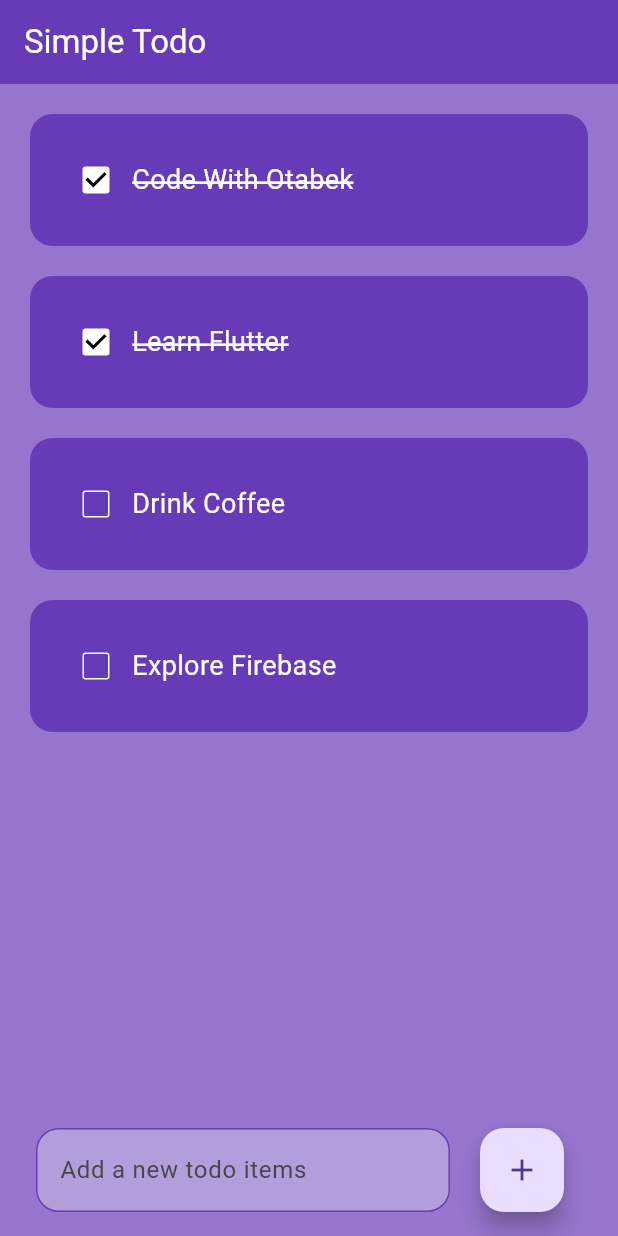
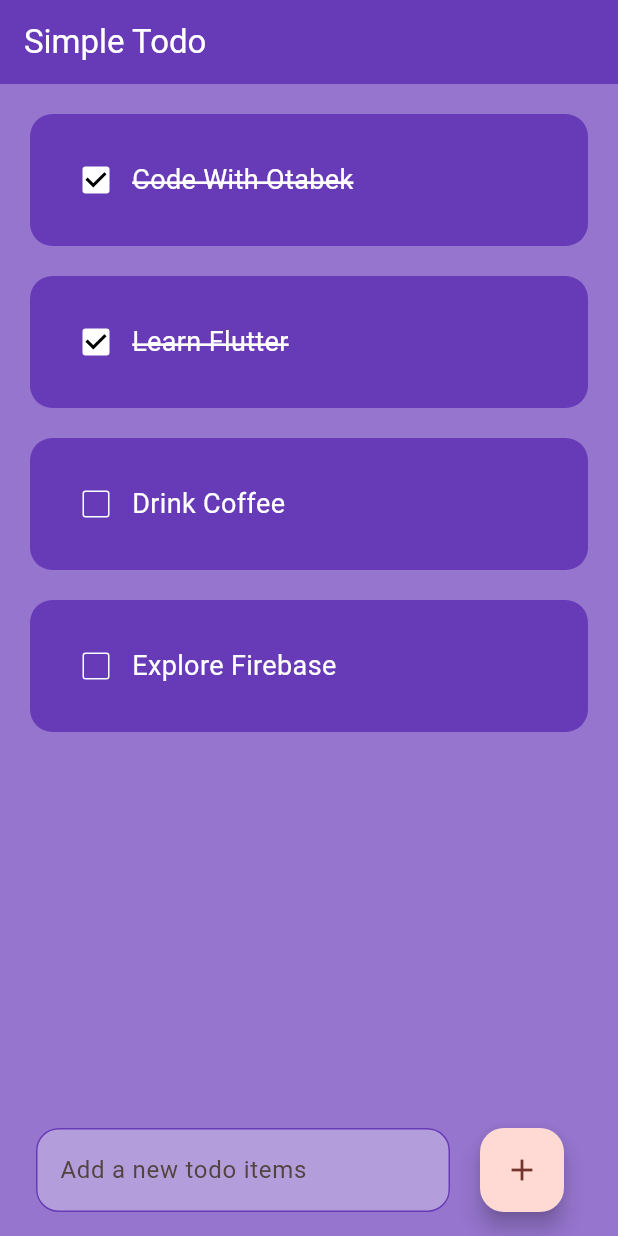
Before and after one commit to Gaitan19/flutterClass, a Flutter app: the screen it shows after launch, on a phone screen of 412 x 824 dp. Run offline on Flutter 3.47's test engine with Material 3 defaults, Android fonts, the light colour scheme and no system bars; drawn by our look-alikes of flutter_slidable.

Commit message:
feat: Add AppTheme class for customizing the app's theme

```diff
--- /dev/null
+++ b/flutterProyects/todo_list/lib/config/theme/app_theme.dart
@@ -0,0 +1,30 @@
+import 'package:flutter/material.dart';
+
+const Color _customColor = Color(0xFF5c11d4);
+
+const List<Color> _colorsThemes = [
+  _customColor,
+  Colors.blue,
+  Colors.red,
+  Colors.green,
+  Colors.yellow,
+  Colors.orange,
+  Colors.purple,
+];
+
+class AppTheme {
+  final int selectedColor;
+
+  AppTheme({
+    this.selectedColor = 0,
+  }) : assert(selectedColor >= 0 && selectedColor <= _colorsThemes.length - 1,
+            '_ColorsThemes must be between 0 and ${_colorsThemes.length - 1}');
+
+  ThemeData theme() {
+    return ThemeData(
+      useMaterial3: true,
+      colorSchemeSeed: _colorsThemes[selectedColor],
+      // brightness: Brightness.dark
+    );
+  }
+}
--- a/flutterProyects/todo_list/lib/main.dart
+++ b/flutterProyects/todo_list/lib/main.dart
@@ -1,4 +1,5 @@
 import 'package:flutter/material.dart';
+import 'package:todo_list/config/theme/app_theme.dart';
 import 'package:todo_list/pages/home_page.dart';
 
 void main() {
@@ -10,9 +11,10 @@ class MyApp extends StatelessWidget {
 
   @override
   Widget build(BuildContext context) {
-    return const MaterialApp(
+    return MaterialApp(
       debugShowCheckedModeBanner: false,
-      home: HomePage(),
+      theme: AppTheme(selectedColor: 2).theme(),
+      home: const HomePage(),
     );
   }
 }
```
